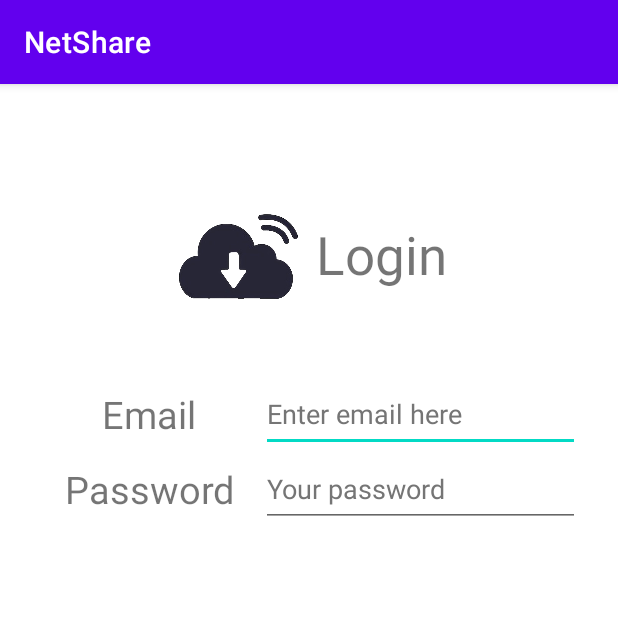
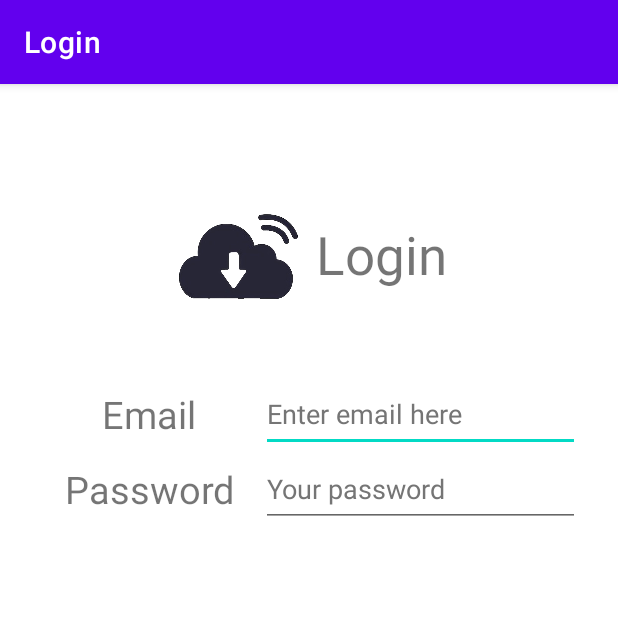
Before and after one commit to JerryFhuurr/NetShare, an Android app: the screen it shows after launch (LoginActivity), on a phone screen of 412 x 824 dp, the top half of it. Run offline under Robolectric (Android 15) with nearby library versions, the phone set to English and light mode, and no system bars; our stand-ins replace Firebase (no records; nobody signed in at launch, a user with empty details on screens opened directly), navigation-ui.

Commit message:
add a navigation component to login part

```diff
--- a/app/build.gradle
+++ b/app/build.gradle
@@ -47,6 +47,8 @@ dependencies {
     implementation 'androidx.lifecycle:lifecycle-livedata-ktx:2.4.1'
     implementation 'androidx.lifecycle:lifecycle-viewmodel-ktx:2.4.1'
     implementation 'androidx.legacy:legacy-support-v4:1.0.0'
+    implementation 'androidx.navigation:navigation-fragment:2.4.1'
+    implementation 'androidx.navigation:navigation-ui:2.4.1'
     testImplementation 'junit:junit:4.13.2'
     androidTestImplementation 'androidx.test.ext:junit:1.1.3'
     androidTestImplementation 'androidx.test.espresso:espresso-core:3.4.0'
--- a/app/src/main/java/com/and/netshare/login/LoginActivity.java
+++ b/app/src/main/java/com/and/netshare/login/LoginActivity.java
@@ -1,6 +1,10 @@
 package com.and.netshare.login;
 
 import androidx.appcompat.app.AppCompatActivity;
+import androidx.navigation.NavController;
+import androidx.navigation.Navigation;
+import androidx.navigation.fragment.NavHostFragment;
+import androidx.navigation.ui.NavigationUI;
 
 import android.os.Bundle;
 
@@ -8,6 +12,7 @@ import com.and.netshare.R;
 import com.and.netshare.login.ui.main.LoginFragment;
 
 public class LoginActivity extends AppCompatActivity {
+
 
     @Override
     protected void onCreate(Bundle savedInstanceState) {
@@ -18,6 +23,8 @@ public class LoginActivity extends AppCompatActivity {
                     .replace(R.id.container, LoginFragment.newInstance())
                     .commitNow();
         }
+        NavController navController = Navigation.findNavController(this, R.id.nav_login);
+        NavigationUI.setupActionBarWithNavController(this, navController);
     }
 
 
--- a/app/src/main/java/com/and/netshare/login/ui/main/LoginFragment.java
+++ b/app/src/main/java/com/and/netshare/login/ui/main/LoginFragment.java
@@ -12,6 +12,7 @@ import android.os.Bundle;
 import androidx.annotation.NonNull;
 import androidx.annotation.Nullable;
 import androidx.fragment.app.Fragment;
+import androidx.navigation.fragment.NavHostFragment;
 
 import android.util.Log;
 import android.view.LayoutInflater;
@@ -39,6 +40,7 @@ public class LoginFragment extends Fragment {
     private Button loginButton;
     private FirebaseAuth mAuth;
     private TextView forgetPassword;
+    private Button registerButton;
 
     public static LoginFragment newInstance() {
         return new LoginFragment();
@@ -54,6 +56,7 @@ public class LoginFragment extends Fragment {
         loginButton = v.findViewById(R.id.button_login);
         mAuth = FirebaseAuth.getInstance();
         forgetPassword = v.findViewById(R.id.login_forget);
+        registerButton = v.findViewById(R.id.button_register);
         return v;
     }
 
@@ -122,6 +125,13 @@ public class LoginFragment extends Fragment {
                 resetPassword.show();
             }
         });
+
+        registerButton.setOnClickListener(new View.OnClickListener() {
+            @Override
+            public void onClick(View view) {
+                NavHostFragment.findNavController(LoginFragment.this).navigate(R.id.action_loginFragment_to_registerFragment);
+            }
+        });
     }
 
     @Override
--- /dev/null
+++ b/app/src/main/res/layout/content_login.xml
@@ -0,0 +1,19 @@
+<?xml version="1.0" encoding="utf-8"?>
+<androidx.constraintlayout.widget.ConstraintLayout xmlns:android="http://schemas.android.com/apk/res/android"
+    xmlns:app="http://schemas.android.com/apk/res-auto"
+    android:layout_width="match_parent"
+    android:layout_height="match_parent">
+
+    <fragment
+        android:id="@+id/nav_login"
+        android:name="androidx.navigation.fragment.NavHostFragment"
+        android:layout_width="0dp"
+        android:layout_height="0dp"
+        app:defaultNavHost="true"
+        app:layout_constraintBottom_toBottomOf="parent"
+        app:layout_constraintLeft_toLeftOf="parent"
+        app:layout_constraintRight_toRightOf="parent"
+        app:layout_constraintTop_toTopOf="parent"
+        app:navGraph="@navigation/login_nav_map" />
+
+</androidx.constraintlayout.widget.ConstraintLayout>
--- a/app/src/main/res/layout/login_activity.xml
+++ b/app/src/main/res/layout/login_activity.xml
@@ -1,7 +1,11 @@
 <?xml version="1.0" encoding="utf-8"?>
-<FrameLayout xmlns:android="http://schemas.android.com/apk/res/android"
+<LinearLayout xmlns:android="http://schemas.android.com/apk/res/android"
     xmlns:tools="http://schemas.android.com/tools"
     android:id="@+id/container"
     android:layout_width="match_parent"
     android:layout_height="match_parent"
-    tools:context=".login.LoginActivity" />
+    android:orientation="vertical"
+    tools:context=".login.LoginActivity" >
+
+    <include layout="@layout/content_login" />
+</LinearLayout>
--- /dev/null
+++ b/app/src/main/res/navigation/login_nav_map.xml
@@ -0,0 +1,26 @@
+<?xml version="1.0" encoding="utf-8"?>
+<navigation xmlns:android="http://schemas.android.com/apk/res/android"
+    xmlns:app="http://schemas.android.com/apk/res-auto"
+    xmlns:tools="http://schemas.android.com/tools"
+    android:id="@+id/login_nav_map"
+    app:startDestination="@id/loginFragment">
+
+    <fragment
+        android:id="@+id/loginFragment"
+        android:name="com.and.netshare.login.ui.main.LoginFragment"
+        android:label="Login"
+        tools:layout="@layout/login_fragment" >
+        <action
+            android:id="@+id/action_loginFragment_to_registerFragment"
+            app:destination="@id/registerFragment" />
+    </fragment>
+    <fragment
+        android:id="@+id/registerFragment"
+        android:name="com.and.netshare.login.ui.main.RegisterFragment"
+        android:label="Register"
+        tools:layout="@layout/fragment_register" >
+        <action
+            android:id="@+id/action_registerFragment_to_loginFragment"
+            app:destination="@id/loginFragment" />
+    </fragment>
+</navigation>
```
